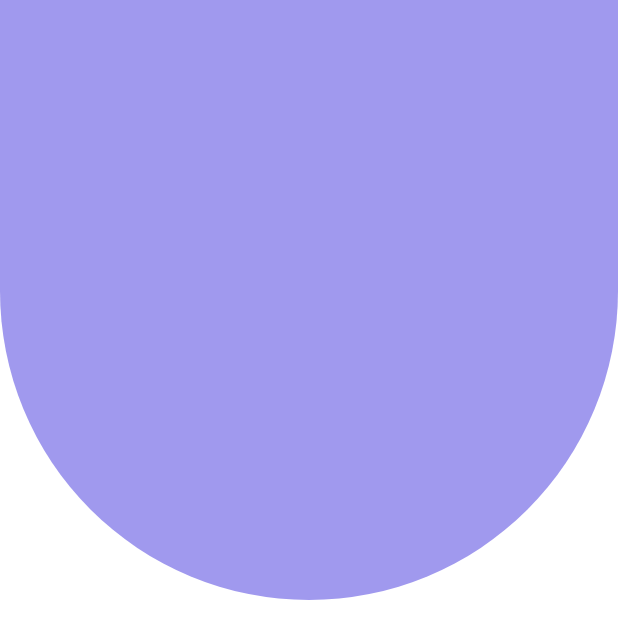
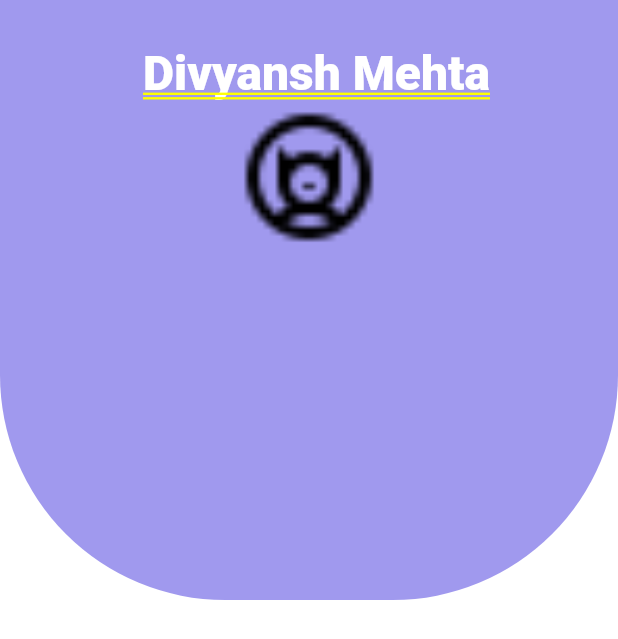
Before and after one commit to Divyansh-Mehta/kontest_app, a Flutter app: the ProfileScreen screen opened by its route, on a phone screen of 412 x 824 dp. Shown: the top 639 px of the screen. Run offline on Flutter 3.47's test engine with Material 2 defaults, Android fonts, the phone set to English and light mode, and no system bars; our stand-ins replace shared_preferences; accounts and stored records are empty; Roboto replaces fonts that are missing (Actor).

Commit message:
added extra pages

```diff
--- a/lib/screens/profile_screen.dart
+++ b/lib/screens/profile_screen.dart
@@ -1,7 +1,10 @@
+
 import 'package:flutter/material.dart';
 
 // ignore: use_key_in_widget_constructors
 class ProfileScreen extends StatelessWidget {
+
+
   @override
   Widget build(BuildContext context) {
     return Column(
@@ -10,15 +13,15 @@ class ProfileScreen extends StatelessWidget {
           decoration: const BoxDecoration(
             color: Color.fromRGBO(160, 153, 238, 1),
             borderRadius: BorderRadius.only(
-              bottomLeft: Radius.circular(350),
-              bottomRight: Radius.circular(350),
+              bottomLeft: Radius.circular(150),
+              bottomRight: Radius.circular(150),
             ),
             ),
             height: 400,
             width: double.infinity,
-            /*child: Column(
+            child: Column(
             // ignore: prefer_const_literals_to_create_immutables
-            crossAxisAlignment: CrossAxisAlignment.start,
+            crossAxisAlignment: CrossAxisAlignment.center,
             // ignore: prefer_const_literals_to_create_immutables
             children: [
               const SizedBox(
@@ -26,9 +29,17 @@ class ProfileScreen extends StatelessWidget {
               ),
               Padding(
                 padding: const EdgeInsets.only(left: 10.0),
-                child: nameText,
+                child: Text("Divyansh Mehta",
+                style: TextStyle(
+                  color: Color.fromRGBO(255, 255, 255, 1),
+                  fontFamily: "Actor",
+                  fontSize: 32,
+                ),
+                ),
               ),
-              ),*/
+              Container(child: Image.asset("assets/icons/cat_profile.png",fit: BoxFit.fill,),width: 100,height: 100,)
+            ],
+            ),
         )
       ],
     );
```
Also changed, not shown: assets/fonts/Actor-Regular.ttf (added), pubspec.lock.
